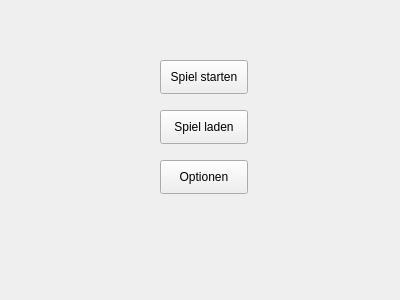
Above: BattleIsle/startmenuewidget.ui from BenjaminBerkei/Swt-Praktikum before the change. Below: the same form after it.
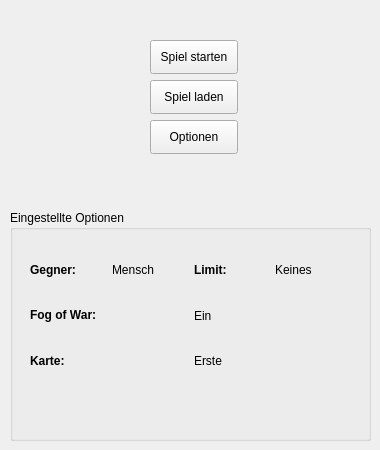
That is the form after the change.

```diff
--- a/BattleIsle/startmenuewidget.ui
+++ b/BattleIsle/startmenuewidget.ui
@@ -6,8 +6,8 @@
    <rect>
     <x>0</x>
     <y>0</y>
-    <width>400</width>
-    <height>300</height>
+    <width>380</width>
+    <height>450</height>
    </rect>
   </property>
   <property name="windowTitle">
@@ -16,8 +16,8 @@
   <widget class="QPushButton" name="qbutton_startGame">
    <property name="geometry">
     <rect>
-     <x>160</x>
-     <y>60</y>
+     <x>150</x>
+     <y>40</y>
      <width>88</width>
      <height>34</height>
     </rect>
@@ -29,8 +29,8 @@
   <widget class="QPushButton" name="qbutton_loadGame">
    <property name="geometry">
     <rect>
-     <x>160</x>
-     <y>110</y>
+     <x>150</x>
+     <y>80</y>
      <width>88</width>
      <height>34</height>
     </rect>
@@ -42,8 +42,8 @@
   <widget class="QPushButton" name="qbutton_options">
    <property name="geometry">
     <rect>
-     <x>160</x>
-     <y>160</y>
+     <x>150</x>
+     <y>120</y>
      <width>88</width>
      <height>34</height>
     </rect>
@@ -52,6 +52,99 @@
     <string>Optionen</string>
    </property>
   </widget>
+  <widget class="QGroupBox" name="groupBox">
+   <property name="geometry">
+    <rect>
+     <x>10</x>
+     <y>210</y>
+     <width>361</width>
+     <height>231</height>
+    </rect>
+   </property>
+   <property name="title">
+    <string>Eingestellte Optionen</string>
+   </property>
+   <widget class="QWidget" name="">
+    <property name="geometry">
+     <rect>
+      <x>20</x>
+      <y>40</y>
+      <width>321</width>
+      <height>131</height>
+     </rect>
+    </property>
+    <layout class="QVBoxLayout" name="verticalLayout">
+     <item>
+      <layout class="QHBoxLayout" name="horizontalLayout">
+       <item>
+        <widget class="QLabel" name="label_opponent">
+         <property name="text">
+          <string>&lt;strong&gt;Gegner:&lt;/strong&gt;</string>
+         </property>
+        </widget>
+       </item>
+       <item>
+        <widget class="QLabel" name="label_opponent_indication">
+         <property name="text">
+          <string>Mensch</string>
+         </property>
+        </widget>
+       </item>
+       <item>
+        <widget class="QLabel" name="label_limit">
+         <property name="text">
+          <string>&lt;strong&gt;Limit:&lt;/strong&gt;</string>
+         </property>
+        </widget>
+       </item>
+       <item>
+        <widget class="QLabel" name="label_limit_indication">
+         <property name="text">
+          <string>Keines</string>
+         </property>
+        </widget>
+       </item>
+      </layout>
+     </item>
+     <item>
+      <layout class="QHBoxLayout" name="horizontalLayout_2">
+       <item>
+        <widget class="QLabel" name="label_fogOfWar">
+         <property name="text">
+          <string>&lt;strong&gt;Fog of War:&lt;/strong&gt;</string>
+         </property>
+        </widget>
+       </item>
+       <item>
+        <widget class="QLabel" name="label_fogOfWar_indication">
+         <property name="text">
+          <string>Ein</string>
+         </property>
+        </widget>
+       </item>
+      </layout>
+     </item>
+     <item>
+      <layout class="QHBoxLayout" name="horizontalLayout_3">
+       <item>
+        <widget class="QLabel" name="label_map">
+         <property name="text">
+          <string>&lt;strong&gt;Karte:&lt;/strong&gt;</string>
+         </property>
+        </widget>
+       </item>
+       <item>
+        <widget class="QLabel" name="label_map_indication">
+         <property name="text">
+          <string>Erste</string>
+         </property>
+        </widget>
+       </item>
+      </layout>
+     </item>
+    </layout>
+   </widget>
+  </widget>
  </widget>
  <resources/>
  <connections/>
```
